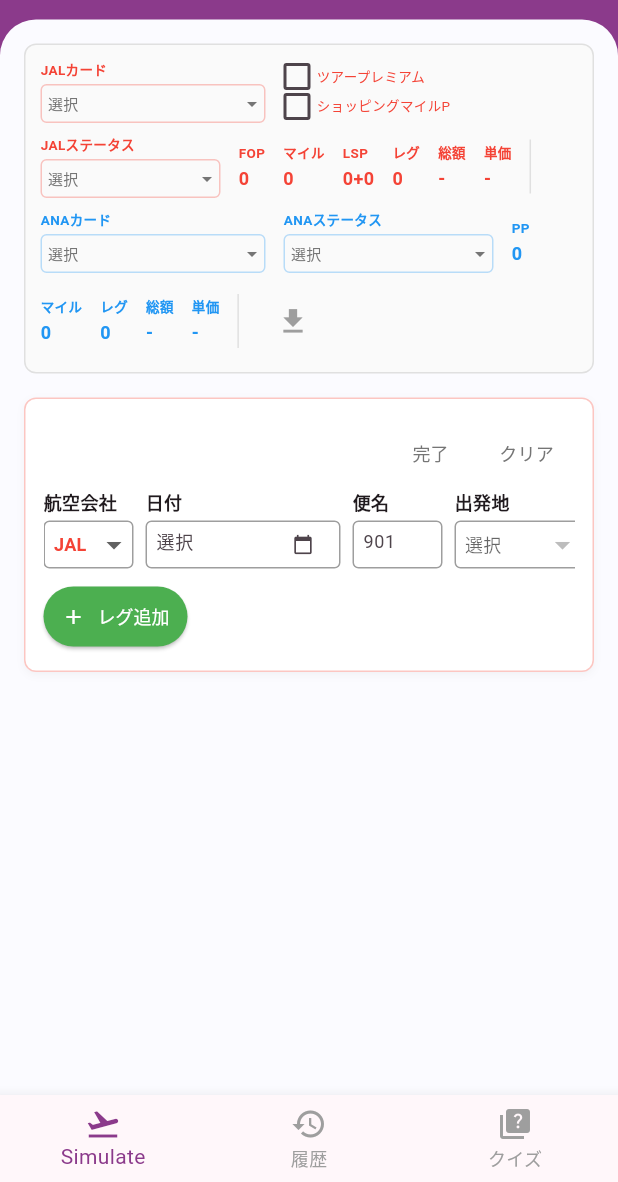
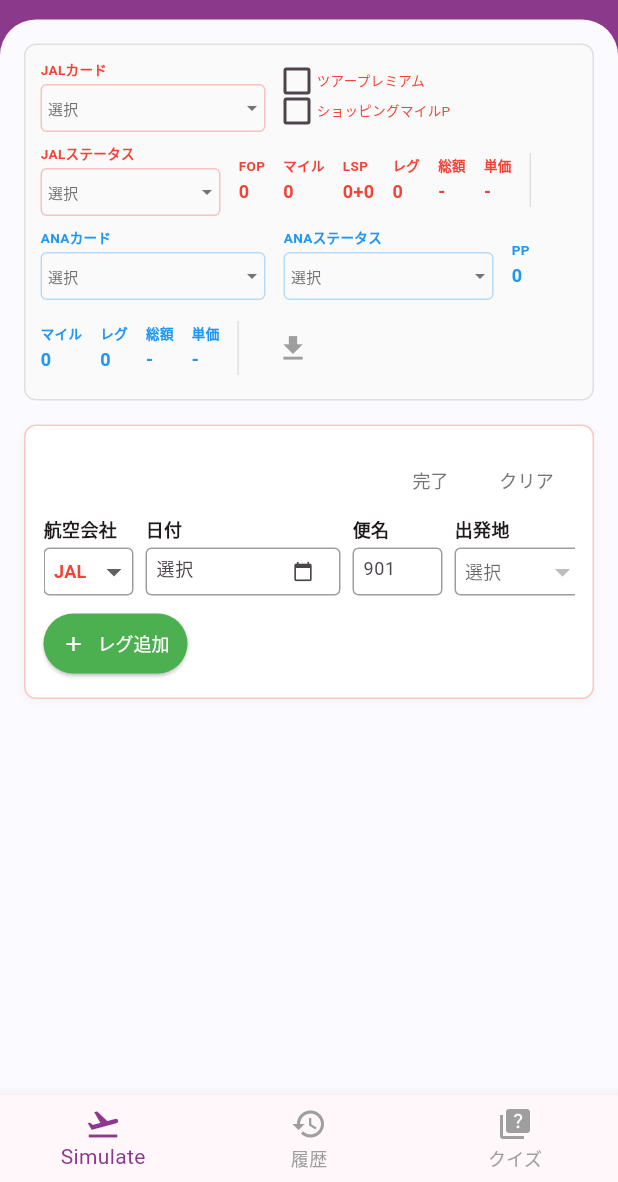
Before and after one commit to shopgirl910-gif/flight_mvp, a Flutter app: the screen it shows after launch, on a phone screen of 412 x 824 dp, the part 54-1236 px from its top. Run offline on Flutter 3.47's test engine with Material 3 defaults, Android fonts, the phone set to English and light mode, and no system bars; our stand-ins replace csv, supabase_flutter; missing offline and left inert: dart:html, universal_html; accounts and stored records are empty.

Commit message:
Increase dropdown height from 26 to 32

```diff
--- a/lib/simulation_screen.dart
+++ b/lib/simulation_screen.dart
@@ -551,7 +551,7 @@
     return SizedBox(width: width, child: Column(crossAxisAlignment: CrossAxisAlignment.start, children: [
       Text(label, style: TextStyle(fontSize: 9, fontWeight: FontWeight.bold, color: labelColor)),
       const SizedBox(height: 2),
-      Container(height: 26, decoration: BoxDecoration(border: Border.all(color: labelColor.withOpacity(0.3)), borderRadius: BorderRadius.circular(4)),
+      Container(height: 32, decoration: BoxDecoration(border: Border.all(color: labelColor.withOpacity(0.3)), borderRadius: BorderRadius.circular(4)),
         child: DropdownButton<String>(value: value, isExpanded: true, underline: const SizedBox(), icon: Icon(Icons.arrow_drop_down, size: 16, color: Colors.grey[600]), menuWidth: width + 100,
           hint: Padding(padding: const EdgeInsets.only(left: 4), child: Text('選択', style: TextStyle(fontSize: 10, color: Colors.grey[600]))),
           selectedItemBuilder: (context) => items.map((e) => Padding(padding: const EdgeInsets.only(left: 4), child: Align(alignment: Alignment.centerLeft, child: Text(e, style: const TextStyle(fontSize: 10, color: Colors.black), overflow: TextOverflow.ellipsis)))).toList(),
```
